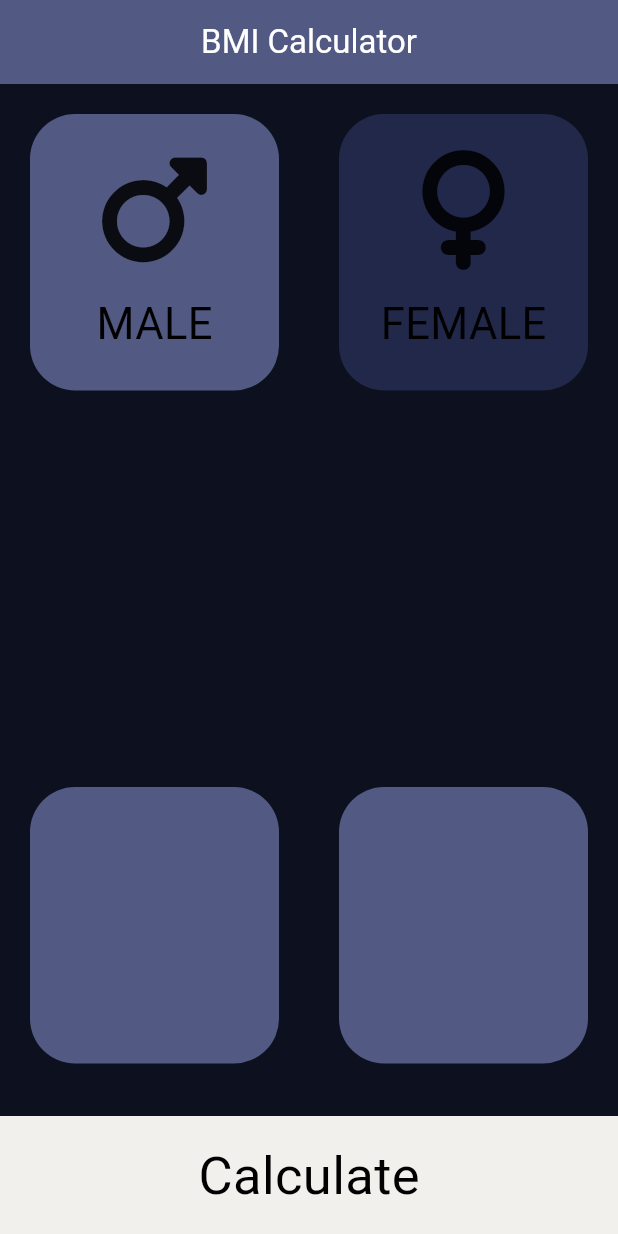
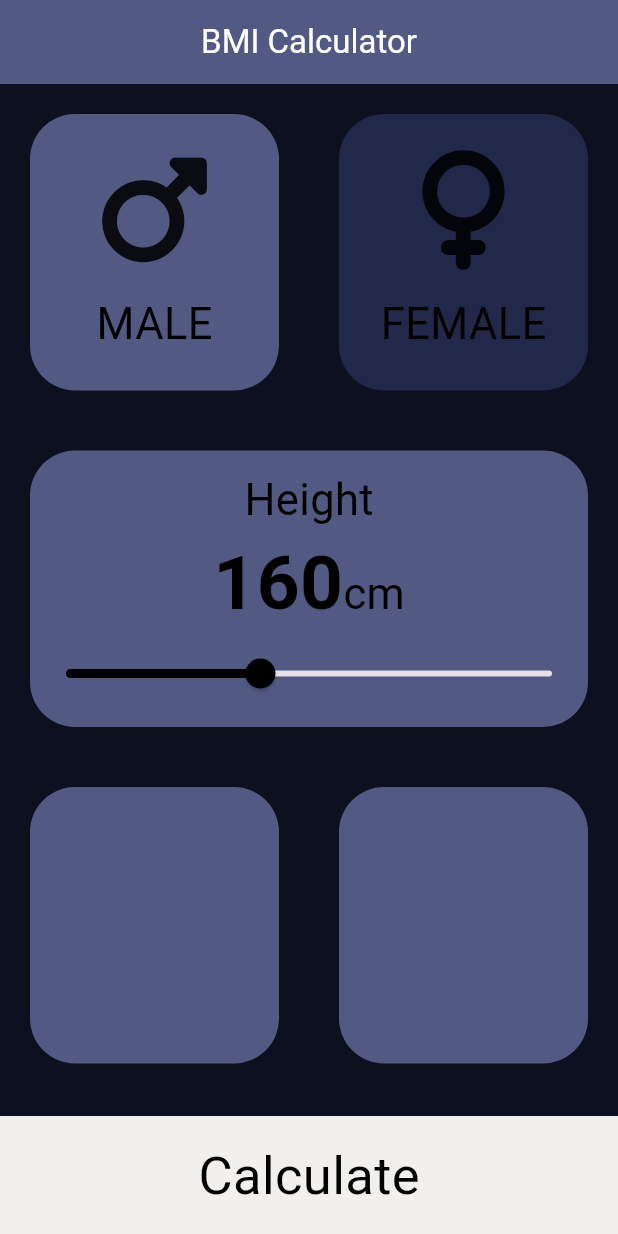
Before and after one commit to Altynbek2021/BMI_Calculator, a Flutter app: the screen it shows after launch, on a phone screen of 412 x 824 dp. Run offline on Flutter 3.47's test engine with Material 3 defaults, Android fonts, the phone set to English and light mode, and no system bars; our stand-ins replace font_awesome_flutter.

Commit message:
added height section

```diff
--- /dev/null
+++ b/lib/constants.dart
@@ -0,0 +1,8 @@
+import 'package:flutter/material.dart';
+
+const bottomContainerHeight = 80.0;
+const activeBlankColor = Color.fromARGB(255, 82, 90, 131);
+const inactiveBlankColor = Color.fromARGB(255, 33, 40, 73);
+const klableTextstyle = TextStyle(color: Colors.black, fontSize: 29);
+const knumLblTextstyle =
+    TextStyle(color: Colors.black, fontSize: 50.0, fontWeight: FontWeight.w700);
--- a/lib/icon_context.dart
+++ b/lib/icon_context.dart
@@ -1,3 +1,4 @@
+import 'package:bmi_calculator/constants.dart';
 import 'package:flutter/material.dart';
 
 class GenderForm extends StatelessWidget {
@@ -21,10 +22,7 @@ class GenderForm extends StatelessWidget {
         const SizedBox(
           height: 15,
         ),
-        Text(
-          genderChoice,
-          style: const TextStyle(color: Colors.black, fontSize: 29),
-        )
+        Text(genderChoice, style: klableTextstyle)
       ],
     );
   }
--- a/lib/input_page.dart
+++ b/lib/input_page.dart
@@ -1,11 +1,8 @@
 import 'package:bmi_calculator/blank_widget.dart';
+import 'package:bmi_calculator/constants.dart';
 import 'package:bmi_calculator/icon_context.dart';
 import 'package:flutter/material.dart';
 import 'package:font_awesome_flutter/font_awesome_flutter.dart';
-
-const bottomContainerHeight = 80.0;
-const activeBlankColor = Color.fromARGB(255, 82, 90, 131);
-const inactiveBlankColor = Color.fromARGB(255, 33, 40, 73);
 
 enum Gender { male, female, kod }
 
@@ -15,6 +12,8 @@ class InputPage extends StatefulWidget {
   @override
   State<InputPage> createState() => _InputPageState();
 }
+
+int height = 160;
 
 class _InputPageState extends State<InputPage> {
   Gender selectedGender = Gender.male;
@@ -31,6 +30,7 @@ class _InputPageState extends State<InputPage> {
         centerTitle: true,
       ),
       body: Column(
+        crossAxisAlignment: CrossAxisAlignment.stretch,
         children: [
           Expanded(
             //firs ROW
@@ -75,8 +75,41 @@ class _InputPageState extends State<InputPage> {
               ],
             ),
           ), ////////////// Top gender Select area
-          const Expanded(
-              child: Blank_(blankchild: Column(), colour: inactiveBlankColor)),
+          Expanded(
+              child: Blank_(
+                  blankchild: Column(
+                    mainAxisAlignment: MainAxisAlignment.center,
+                    children: [
+                      Text(
+                        "Height",
+                        style: klableTextstyle,
+                      ),
+                      Row(
+                        mainAxisAlignment: MainAxisAlignment.center,
+                        crossAxisAlignment: CrossAxisAlignment.baseline,
+                        textBaseline: TextBaseline.alphabetic,
+                        children: [
+                          Text(
+                            height.toString(),
+                            style: knumLblTextstyle,
+                          ),
+                          Text("cm", style: klableTextstyle)
+                        ],
+                      ),
+                      Slider(
+                        value: height.toDouble(),
+                        onChanged: (double newValue) {
+                          setState(() {
+                            height = newValue.round();
+                          });
+                        },
+                        min: 120.0,
+                        max: 220.0,
+                        activeColor: Colors.black,
+                      )
+                    ],
+                  ),
+                  colour: activeBlankColor)),
           const Expanded(
             child: Row(
               children: [
```
